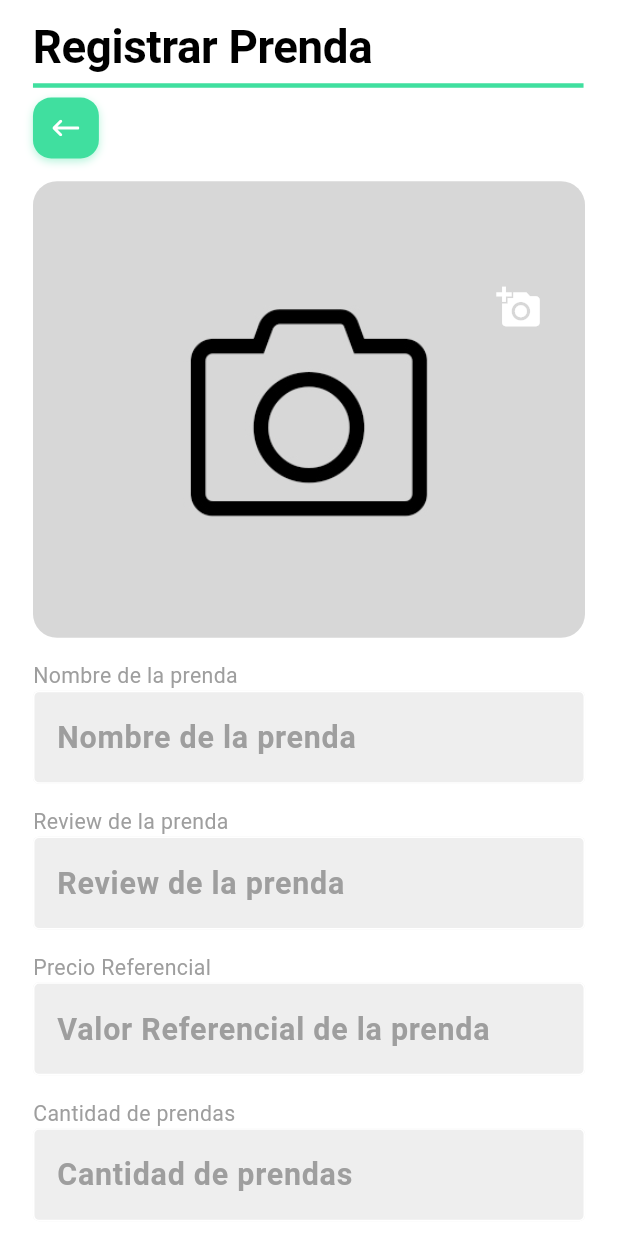
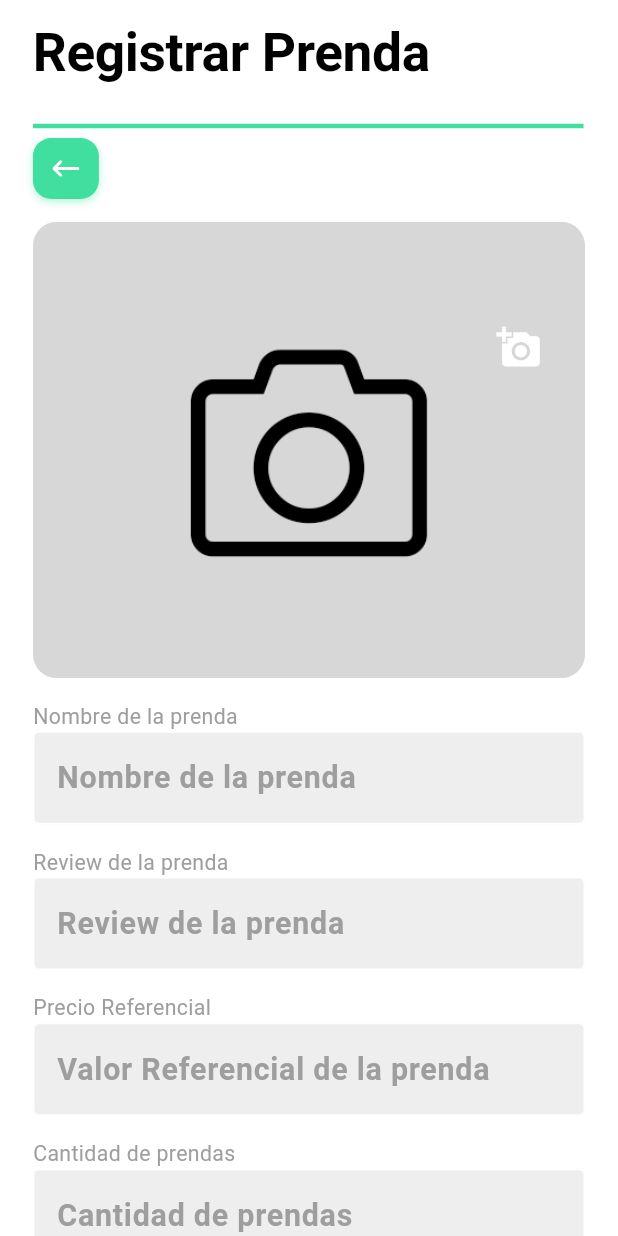
Before and after one commit to Isnotcristhianr/SwapMe---Code-0, a Flutter app: the screen it shows once a user with an empty profile is signed in, after a tap on the "add" icon, on a phone screen of 412 x 824 dp. Run offline on Flutter 3.47's test engine with Material 3 defaults, Android fonts, the phone set to English and light mode, and no system bars; our stand-ins replace carousel_slider, cloud_firestore, connectivity, firebase_auth, firebase_core, firebase_storage and 8 more; accounts and stored records are empty; generated files the repository leaves out were written again; Roboto replaces fonts that are missing (Poppins); project files that could hold a hidden picture were left out.

Commit message:
Add subtitle to ScreenTitle component

```diff
--- a/lib/app/components/screen_title.dart
+++ b/lib/app/components/screen_title.dart
@@ -4,10 +4,13 @@ import 'package:get/get.dart';
 
 class ScreenTitle extends StatelessWidget {
   final String title;
+  final String subtitle;
   final double? dividerEndIndent;
+
   const ScreenTitle({
     super.key,
     required this.title,
+    this.subtitle = '',
     this.dividerEndIndent,
   });
 
@@ -16,11 +19,22 @@ class ScreenTitle extends StatelessWidget {
     return Column(
       crossAxisAlignment: CrossAxisAlignment.start,
       children: [
-        Text(title,
-            style: context.theme.textTheme.displayLarge?.copyWith(
-              fontSize: 30.sp,
-              fontWeight: FontWeight.bold,
-            )),
+        Text(
+          title,
+          style: context.theme.textTheme.headline1?.copyWith(
+            fontSize: 35.sp, // Tamaño de fuente más grande para el título
+            fontWeight: FontWeight.bold,
+            color: Colors.black, // Color del título
+          ),
+        ),
+        Text(
+          subtitle,
+          style: context.theme.textTheme.headline2?.copyWith(
+            fontSize: 18.sp, // Tamaño de fuente más pequeño para el subtítulo
+            fontWeight: FontWeight.bold,
+            color: Colors.grey, // Color del subtítulo
+          ),
+        ),
         Divider(
           thickness: 3,
           endIndent: dividerEndIndent ?? 250,
--- a/lib/app/modules/home/views/home_view.dart
+++ b/lib/app/modules/home/views/home_view.dart
@@ -99,6 +99,7 @@ class HomeView extends GetView<HomeController> {
             // Título de la sección
             const ScreenTitle(
               title: 'SwapMe',
+              subtitle: 'Prendas disponibles',
             ),
             0.verticalSpace,
             Obx(
```
